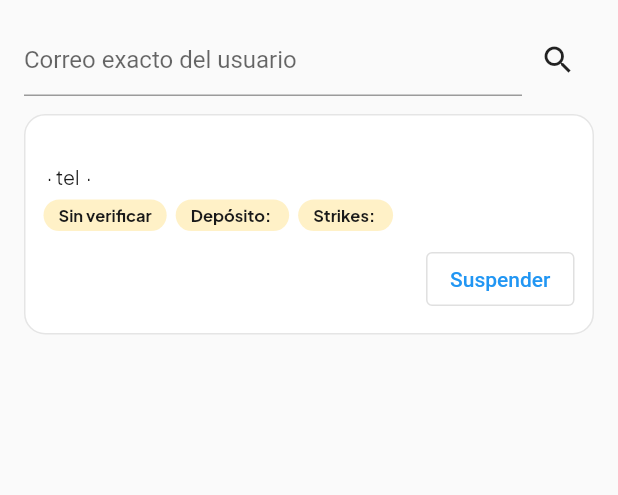
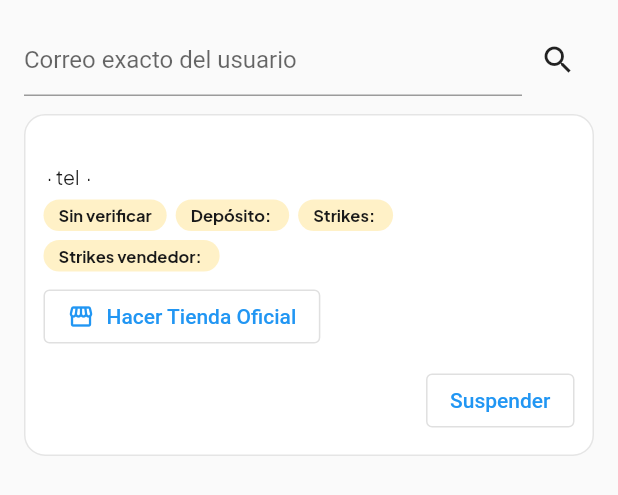
Before and after one commit to kitos1581-glitch/bidstream, a Flutter app: the _UsersTab widget shown alone on an empty page, opened directly, after a tap on the "search" icon, on a phone screen of 412 x 824 dp. Shown: the top 495 px of the screen. Run offline on Flutter 3.47's test engine with Material 3 defaults, Android fonts, the phone set to English and light mode, and no system bars; our stand-ins replace auto_size_text, cached_network_image, cloud_firestore, cloud_functions, dropdown_button2, firebase_auth and 16 more; missing offline and left inert: firebase_app_check, json_path; accounts and stored records are empty.

Commit message:
Panel: activar/renovar/cancelar Tienda Oficial y ver strikes de vendedor; README del modelo híbrido
Co-Authored-By: Claude Opus 5.5 <noreply@anthropic.com>
Claude-Session: https://claude.ai/code/session_0159nyMVvrwXCnxTydpmNEhY

```diff
--- a/lib/backend/admin_service.dart
+++ b/lib/backend/admin_service.dart
@@ -193,6 +193,11 @@ class AdminService {
       .httpsCallable('adminRetryWinnerPayment')
       .call<dynamic>({'lotId': lotId});
 
+  /// Activa/renueva (months 1–24) o cancela (months 0) la Tienda Oficial.
+  Future<void> setStorePlan(String uid, int months, {String storeName = ''}) => _fn
+      .httpsCallable('adminSetStorePlan')
+      .call<dynamic>({'uid': uid, 'months': months, 'storeName': storeName});
+
   Future<void> cancelLot(String lotId, String reason) => _fn
       .httpsCallable('adminCancelLot')
       .call<dynamic>({'lotId': lotId, 'reason': reason});
--- a/lib/pages/admin_panel/admin_panel_widget.dart
+++ b/lib/pages/admin_panel/admin_panel_widget.dart
@@ -392,7 +392,36 @@ class _UsersTabState extends State<_UsersTab> {
                 Tag(u['verified'] == true ? 'INE verificada' : 'Sin verificar'),
                 Tag('Depósito: $dep'),
                 Tag('Strikes: ${u['strikes'] ?? 0}'),
+                Tag('Strikes vendedor: ${u['seller_strikes'] ?? 0}'),
+                if (u['seller_plan'] == 'store')
+                  Tag('Tienda Oficial: ${u['store_name'] ?? ''}'
+                      '${u['store_plan_until'] is Timestamp ? ' hasta ${formatDateTime((u['store_plan_until'] as Timestamp).toDate())}' : ''}'),
                 if (banned) Tag('Suspendido', background: theme.error, foreground: Colors.white),
+              ]),
+              const SizedBox(height: 6),
+              Wrap(spacing: 8, children: [
+                OutlinedButton.icon(
+                  icon: const Icon(Icons.storefront_outlined, size: 18),
+                  label: Text(u['seller_plan'] == 'store' ? 'Renovar tienda' : 'Hacer Tienda Oficial'),
+                  onPressed: () async {
+                    final name = await _askText(context, 'Nombre de la tienda', 'Ej. Ferretería López');
+                    if (name == null || !context.mounted) return;
+                    final m = await _askText(context, 'Meses de membresía (1 a 24)', 'Ej. 12');
+                    final months = int.tryParse(m ?? '');
+                    if (months == null || !context.mounted) return;
+                    await _run(context, () => AdminService.instance.setStorePlan(d.id, months, storeName: name),
+                        'Membresía actualizada');
+                    _search();
+                  },
+                ),
+                if (u['seller_plan'] == 'store')
+                  TextButton(
+                    onPressed: () async {
+                      await _run(context, () => AdminService.instance.setStorePlan(d.id, 0), 'Membresía cancelada');
+                      _search();
+                    },
+                    child: const Text('Cancelar tienda'),
+                  ),
               ]),
               const SizedBox(height: 8),
               Align(
```
Also changed, not shown: 1 other file.
